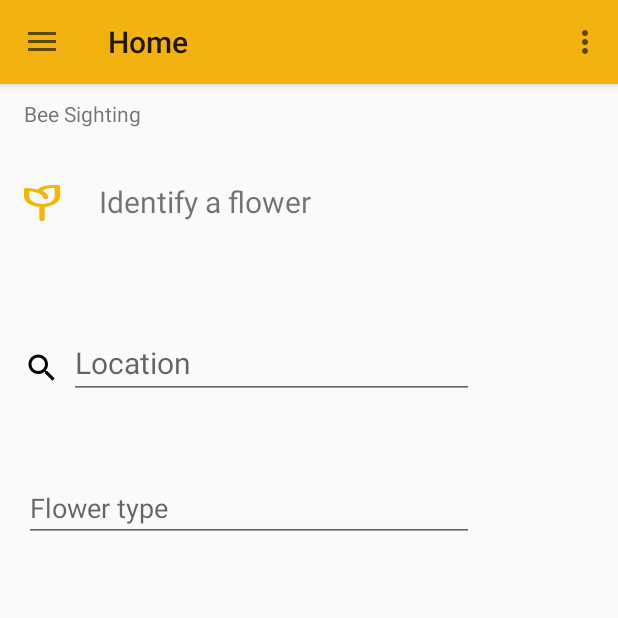
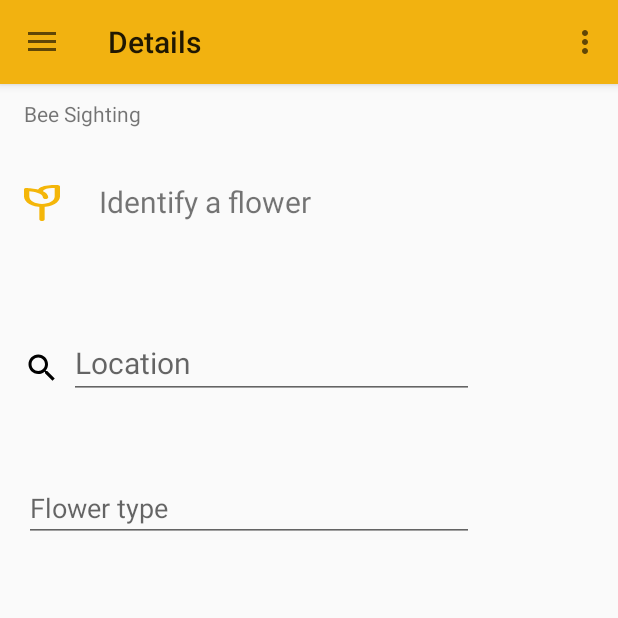
Before and after one commit to Devildude4427/Spot-A-Bee, an Android app: the fragment FragmentDescriptionForm placed in its activity, on a phone screen of 412 x 824 dp, the top half of it. Run offline under Robolectric (Android 15) with nearby library versions, the phone set to English and light mode, and no system bars; our stand-ins replace Room's generated code.

Commit message:
Restoration of string resources and addition of title to descrption form fragment

```diff
--- a/app/src/main/java/com/assignment/spotabee/FragmentDescriptionForm.java
+++ b/app/src/main/java/com/assignment/spotabee/FragmentDescriptionForm.java
@@ -119,6 +119,8 @@ public class FragmentDescriptionForm extends Fragment implements View.OnClickLis
             public void onNothingSelected(AdapterView<?> parent) {
             }
         });
+
+        getActivity().setTitle(R.string.details_title);
         return rootView;
     }
 
--- a/app/src/main/res/values/strings.xml
+++ b/app/src/main/res/values/strings.xml
@@ -32,9 +32,11 @@
     <string name="drawer_menu_item_map">Map</string>
     <string name="drawer_menu_item_aboutus">About Us</string>
 
-    <!-- TODO: Remove or change this placeholder text -->
-    <string name="hello_blank_fragment">Hello blank fragment</string>
     <string name="nav_form">Form</string>
     <string name="identify_a_flower">Identify a flower</string>
+    <string name="drawer_menu_item_form">Form</string>
+    <string name="drawer_menu_item_leaderboard">Leaderboard</string>
+    <string name="details_title">Details</string>
+
 
 </resources>
```
